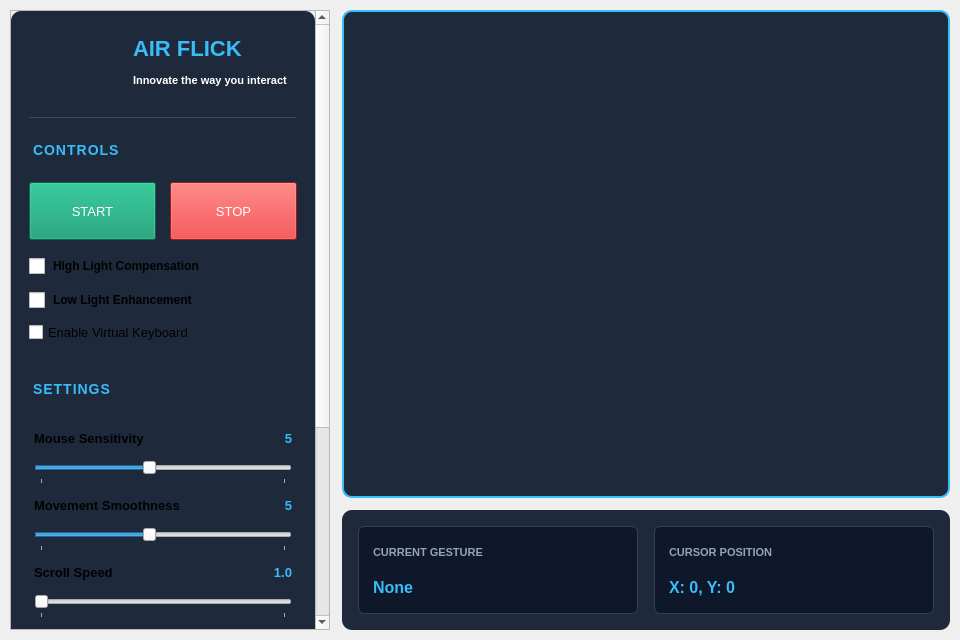
Above: air_flick.ui from VPS010/Airflick before the change. Below: the same form after it.
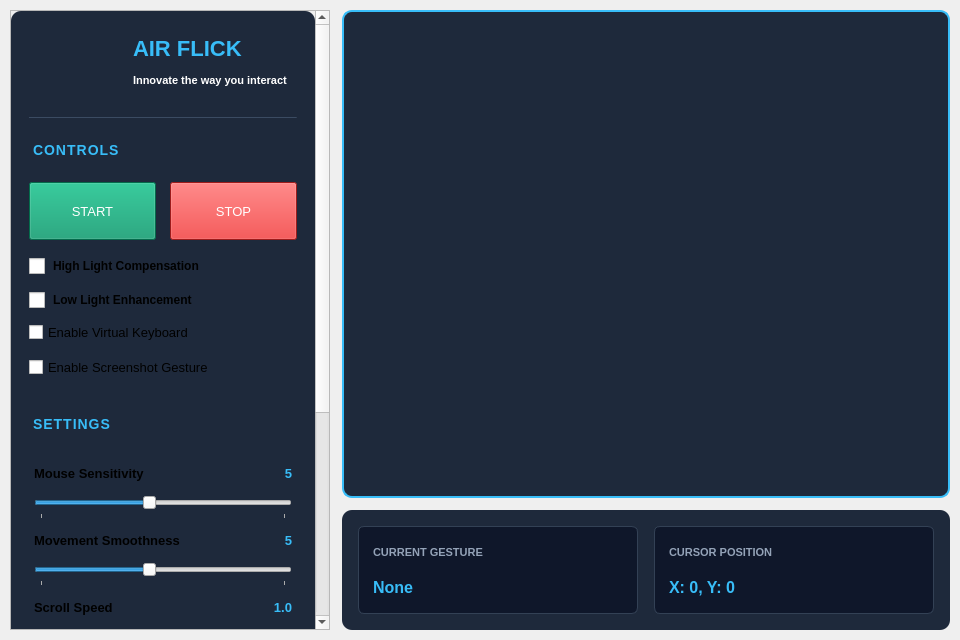
That is the form after the change. Icons and pictures are not drawn.

Commit message: screenshort toggle button

What changed in the file:
```diff
--- a/air_flick.ui
+++ b/air_flick.ui
@@ -499,6 +499,19 @@
               </property>
              </widget>
             </item>
+            <item row="4" column="0" colspan="2">
+             <widget class="QCheckBox" name="screenshotToggle">
+              <property name="styleSheet">
+               <string notr="true">font-size: 13px;</string>
+              </property>
+              <property name="text">
+               <string>Enable Screenshot Gesture</string>
+              </property>
+              <property name="checked">
+               <bool>false</bool>
+              </property>
+             </widget>
+            </item>
           </layout>
           </item>
           <item>
```
The commit also changes 2 other files.
